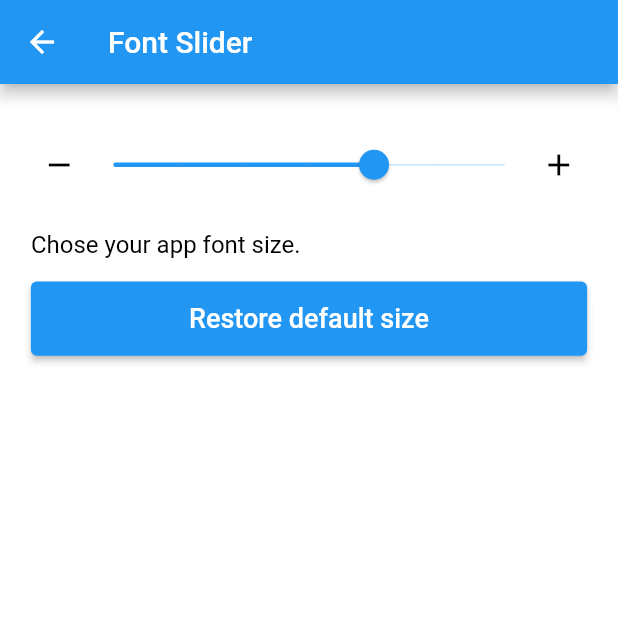
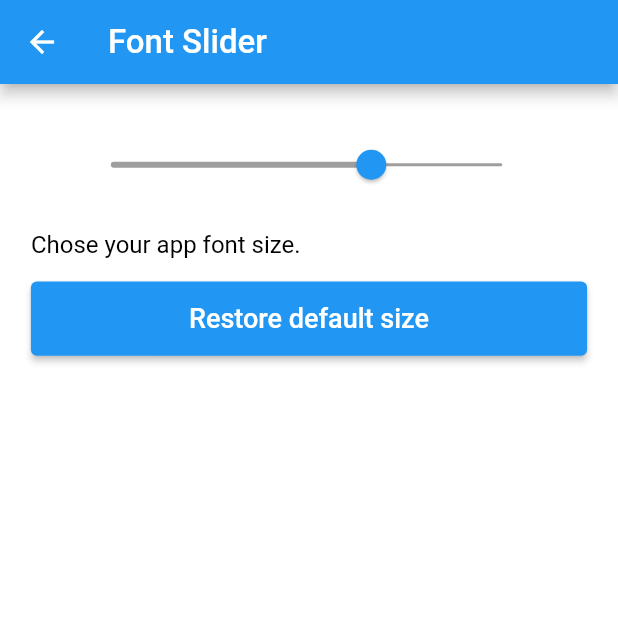
Before and after one commit to NityanandaBarbosa/FlutterEsp32, a Flutter app: the FontSlider screen opened by its route, on a phone screen of 412 x 824 dp, the top half of it. Run offline on Flutter 3.47's test engine with Material 2 defaults, Android fonts, the phone set to English and light mode, and no system bars; our stand-ins replace dartz, dio, flutter_mobx, flutter_modular, mobx; missing offline and left inert: edge_alerts; generated files the repository leaves out were written again.

Commit message:
Slide customization and exchange of items for text

```diff
--- a/lib/app/modules/home/pages/fontSlider.dart
+++ b/lib/app/modules/home/pages/fontSlider.dart
@@ -15,11 +15,19 @@ class _FontSliderState extends State<FontSlider> {
 
   @override
   Widget build(BuildContext context) {
-    return Scaffold(
+    return Observer(
+      builder: (_) => Scaffold(
         appBar: AppBar(
-        backgroundColor:
-            _homeStore.highContrast == false ? Colors.blue : Color(0xFF333333),
-        title: Text('Font Slider'),
+          backgroundColor: _homeStore.highContrast == false
+              ? Colors.blue
+              : Color(0xFF333333),
+          title: Text(
+            'Font Slider',
+            style: TextStyle(
+              fontSize: 20 + 2.0 * _homeStore.fontSizeSelect,
+              color: Colors.white,
+            ),
+          ),
         ),
         body: Container(
           width: MediaQuery.of(context).size.width,
@@ -28,8 +36,7 @@ class _FontSliderState extends State<FontSlider> {
                 ? Colors.white
                 : Color(0xFF000000),
           ),
-        child: Observer(builder: (_) {
-          return Padding(
+          child: Padding(
             padding: const EdgeInsets.fromLTRB(0, 25, 0, 0),
             child: Center(
               child: Column(
@@ -47,11 +54,12 @@ class _FontSliderState extends State<FontSlider> {
                         children: [
                           Padding(
                             padding: const EdgeInsets.fromLTRB(0, 0, 0, 0),
-                            child: Icon(
-                              Icons.remove,
-                              color: _homeStore.highContrast == false
-                                  ? Colors.black
-                                  : Colors.white,
+                            child: Text(
+                              "A",
+                              style: TextStyle(
+                                fontSize: 15,
+                                color: Colors.white,
+                              ),
                             ),
                           ),
                           Container(
@@ -59,16 +67,17 @@ class _FontSliderState extends State<FontSlider> {
                             //height: MediaQuery.of(context).size.height * 0.05,
                             child: SliderTheme(
                               data: SliderThemeData(
-                                trackHeight: 1.0,
-                                thumbShape: RoundSliderThumbShape(
-                                    enabledThumbRadius: 10.0),
+                                trackHeight: 2,
+                                overlayColor: _homeStore.highContrast == false
+                                    ? Colors.blue.withOpacity(.1)
+                                    : Color(0xFFFFFF00).withOpacity(.1),
                                 thumbColor: _homeStore.highContrast == false
                                     ? Colors.blue
                                     : Color(0xFFFFFF00),
-                                activeTrackColor:
-                                    _homeStore.highContrast == false
-                                        ? Colors.blue
-                                        : Color(0xFFFFFF00).withOpacity(0.3),
+                                activeTrackColor: Colors.grey,
+                                inactiveTrackColor: Colors.grey,
+                                activeTickMarkColor: Colors.grey,
+                                inactiveTickMarkColor: Colors.grey,
                               ),
                               child: Slider(
                                 value: _homeStore.fontSizeSelect,
@@ -82,11 +91,12 @@ class _FontSliderState extends State<FontSlider> {
                           ),
                           Padding(
                             padding: const EdgeInsets.fromLTRB(0, 0, 0, 0),
-                            child: Icon(
-                              Icons.add,
-                              color: _homeStore.highContrast == false
-                                  ? Colors.black
-                                  : Colors.white,
+                            child: Text(
+                              "A",
+                              style: TextStyle(
+                                fontSize: 20,
+                                color: Colors.white,
+                              ),
                             ),
                           ),
                         ],
@@ -141,8 +151,8 @@ class _FontSliderState extends State<FontSlider> {
                 ],
               ),
             ),
-          );
-        }),
+          ),
+        ),
       ),
     );
   }
```
Lines whose indentation alone changed are shown as unchanged.
